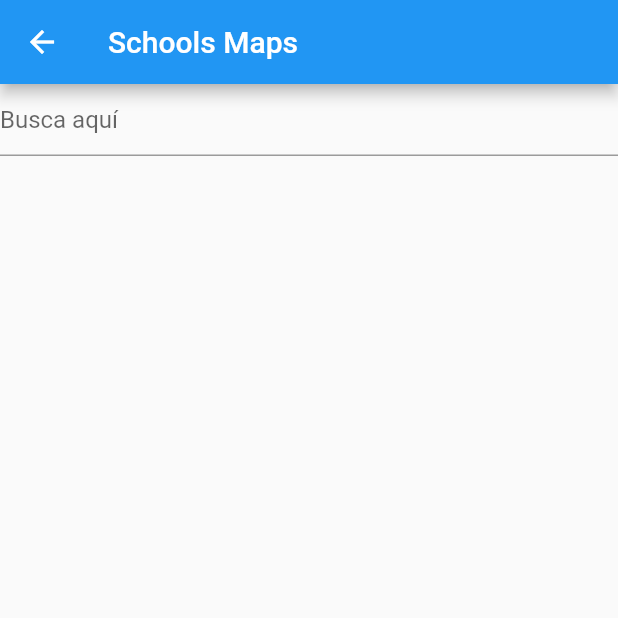
After one commit to MauryBenavidez/School-maps, a Flutter app: the MyTextField screen opened directly, on a phone screen of 412 x 824 dp, the top half of it. The commit adds this screen. Run offline on Flutter 3.47's test engine with Material 2 defaults, Android fonts, the phone set to English and light mode, and no system bars.

Commit message:
Actualizando pantalla de Inicio

```diff
--- /dev/null
+++ b/lib/Inicio.dart
@@ -0,0 +1,28 @@
+
+import 'package:flutter/material.dart';
+class MyTextField extends StatefulWidget {
+    MyTextField({Key key}) : super(key: key);
+
+    _MyTextFieldState createState() => _MyTextFieldState();
+
+  }
+
+  class _MyTextFieldState extends State<MyTextField> {
+    @override
+    Widget build(BuildContext context) {
+      return Scaffold(
+        appBar: AppBar(
+          title: Text("Schools Maps"),
+        ),
+        body: Container(
+          child: Column(
+            children: <Widget>[
+              TextField(
+                decoration: InputDecoration(hintText: "Busca aquí"),
+                onSubmitted: (String value) {print(value);},
+              )
+            ],),
+        ),
+      );
+    }
+  }
--- a/lib/main.dart
+++ b/lib/main.dart
@@ -6,8 +6,38 @@ void main() {
       appBar: AppBar(
         title: Text("School_Maps"),
       ),
+      body: Container(
+          child: Column(
+            children: <Widget>[
+              TextField(
+                decoration: InputDecoration(hintText: "Busca aquí"),
+                onSubmitted: (String value) {print(value);},
+              )
+
+            ],),
+        ),
     ),
   );
 
+
+
   runApp(app);
+
+
 }
+class MyTextField extends StatefulWidget {
+    MyTextField({Key key}) : super(key: key);
+
+    _MyTextFieldState createState() => _MyTextFieldState();
+
+  }
+
+  class _MyTextFieldState extends State<MyTextField> {
+    @override
+    Widget build(BuildContext context) {
+      return Scaffold(
+
+
+      );
+    }
+  }
```
